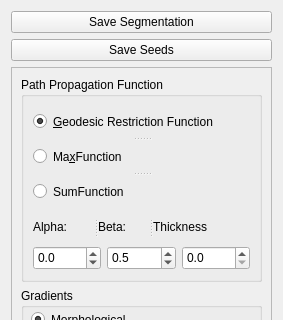
GIBIS-UNIFESP/BIAL, file BIAL-GUI/ui/segmentationwidget.ui: the form before one commit; both pictures show x 0 to 283 and y 0 to 320 of the 283 by 601 pixel window.
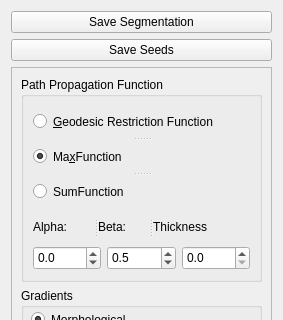
The form after the commit.

Patch:
```diff
--- a/BIAL-GUI/ui/segmentationwidget.ui
+++ b/BIAL-GUI/ui/segmentationwidget.ui
@@ -10,6 +10,12 @@
     <height>601</height>
    </rect>
   </property>
+  <property name="minimumSize">
+   <size>
+    <width>280</width>
+    <height>600</height>
+   </size>
+  </property>
   <property name="windowTitle">
    <string>Form</string>
   </property>
@@ -33,6 +39,12 @@
      <property name="enabled">
       <bool>true</bool>
      </property>
+     <property name="minimumSize">
+      <size>
+       <width>260</width>
+       <height>0</height>
+      </size>
+     </property>
      <property name="horizontalScrollBarPolicy">
       <enum>Qt::ScrollBarAlwaysOff</enum>
      </property>
@@ -80,7 +92,7 @@
               <string>&amp;Geodesic Restriction Function</string>
              </property>
              <property name="checked">
-              <bool>true</bool>
+              <bool>false</bool>
              </property>
             </widget>
             <widget class="QRadioButton" name="pfmax">
@@ -91,7 +103,7 @@
               <string>Ma&amp;xFunction</string>
              </property>
              <property name="checked">
-              <bool>false</bool>
+              <bool>true</bool>
              </property>
             </widget>
             <widget class="QRadioButton" name="pfsum">
```
Left out of the diff: 17 changed lines with no effect on the pictures.
